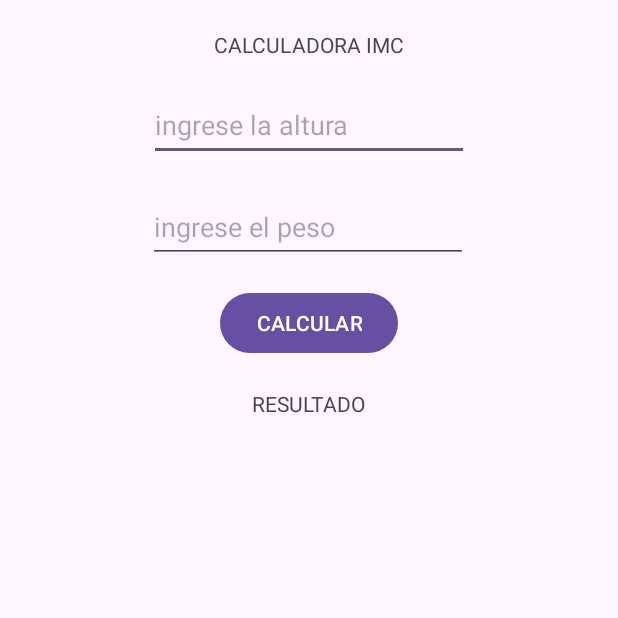
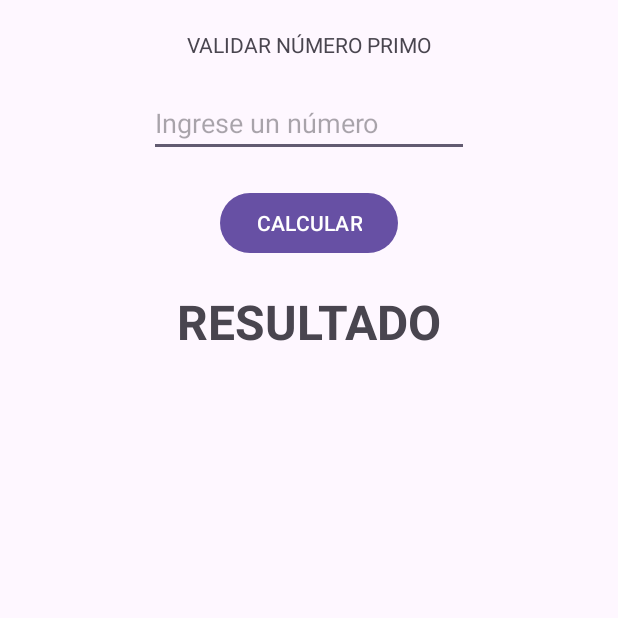
Before and after one commit to Josue-GIT/AppForm, an Android app: the screen it shows after launch (ImcActivity before the commit, PrimosActivity after it), on a phone screen of 412 x 824 dp, the top half of it. Run offline under Robolectric (Android 15) with nearby library versions, the phone set to English and light mode, and no system bars.

Commit message:
first commit

```diff
--- a/app/src/main/AndroidManifest.xml
+++ b/app/src/main/AndroidManifest.xml
@@ -13,9 +13,8 @@
         android:theme="@style/Theme.AppFormularios"
         tools:targetApi="31">
         <activity
-            android:name=".ImcActivity"
-            android:exported="true"
-            >
+            android:name=".PrimosActivity"
+            android:exported="true" >
             <intent-filter>
                 <action android:name="android.intent.action.MAIN" />
 
@@ -23,10 +22,12 @@
             </intent-filter>
         </activity>
         <activity
+            android:name=".ImcActivity"
+            android:exported="false">
+        </activity>
+        <activity
             android:name=".MainActivity"
-            android:exported="false">
-
-        </activity>
+            android:exported="false"></activity>
     </application>
 
 </manifest>
--- /dev/null
+++ b/app/src/main/java/pe/edu/idat/appformularios/PrimosActivity.java
@@ -0,0 +1,43 @@
+    package pe.edu.idat.appformularios;
+
+import androidx.appcompat.app.AppCompatActivity;
+
+import android.os.Bundle;
+import android.view.View;
+
+import pe.edu.idat.appformularios.databinding.ActivityPrimosBinding;
+
+    public class PrimosActivity extends AppCompatActivity implements View.OnClickListener{
+
+    private ActivityPrimosBinding biding;
+
+    @Override
+    protected void onCreate(Bundle savedInstanceState) {
+        super.onCreate(savedInstanceState);
+        biding = ActivityPrimosBinding.inflate(getLayoutInflater());
+        setContentView(biding.getRoot());
+        biding.btncalcularprimo.setOnClickListener(this);
+    }
+
+        @Override
+        public void onClick(View view) {
+            Integer numero = Integer.parseInt(
+                    biding.etnumeroprimo.getText().toString()
+            );
+            String resultado =
+                    esPrimo(numero) ? "El número ingresado es PRIMO"
+                            : "El número ingresado NO es PRIMO";
+            biding.tvresultadoprimo.setText(resultado);
+        }
+
+        private Boolean esPrimo (Integer numero){
+            int contadorDiv = 0;
+            for(int i = 1; i <= numero; i++){
+                if((numero % i) == 0) {
+                    contadorDiv++;
+                }
+            }
+            return contadorDiv <= 2;
+        }
+
+    }
--- /dev/null
+++ b/app/src/main/res/layout/activity_primos.xml
@@ -0,0 +1,52 @@
+<?xml version="1.0" encoding="utf-8"?>
+<androidx.constraintlayout.widget.ConstraintLayout xmlns:android="http://schemas.android.com/apk/res/android"
+    xmlns:app="http://schemas.android.com/apk/res-auto"
+    xmlns:tools="http://schemas.android.com/tools"
+    android:layout_width="match_parent"
+    android:layout_height="match_parent"
+    tools:context=".PrimosActivity">
+
+    <TextView
+        android:id="@+id/textView"
+        android:layout_width="wrap_content"
+        android:layout_height="wrap_content"
+        android:layout_marginTop="20dp"
+        android:text="@string/valnumprimo"
+        app:layout_constraintEnd_toEndOf="parent"
+        app:layout_constraintStart_toStartOf="parent"
+        app:layout_constraintTop_toTopOf="parent" />
+
+    <EditText
+        android:id="@+id/etnumeroprimo"
+        android:layout_width="wrap_content"
+        android:layout_height="wrap_content"
+        android:layout_marginTop="20dp"
+        android:ems="10"
+        android:hint="@string/valnumero"
+        android:inputType="number"
+        app:layout_constraintEnd_toEndOf="parent"
+        app:layout_constraintStart_toStartOf="parent"
+        app:layout_constraintTop_toBottomOf="@+id/textView" />
+
+    <Button
+        android:id="@+id/btncalcularprimo"
+        android:layout_width="wrap_content"
+        android:layout_height="wrap_content"
+        android:layout_marginTop="20dp"
+        android:text="@string/valcalcular"
+        app:layout_constraintEnd_toEndOf="parent"
+        app:layout_constraintStart_toStartOf="parent"
+        app:layout_constraintTop_toBottomOf="@+id/etnumeroprimo" />
+
+    <TextView
+        android:id="@+id/tvresultadoprimo"
+        android:layout_width="wrap_content"
+        android:layout_height="wrap_content"
+        android:layout_marginTop="20dp"
+        android:text="@string/valresultado"
+        android:textSize="32sp"
+        android:textStyle="bold"
+        app:layout_constraintEnd_toEndOf="parent"
+        app:layout_constraintStart_toStartOf="parent"
+        app:layout_constraintTop_toBottomOf="@+id/btncalcularprimo" />
+</androidx.constraintlayout.widget.ConstraintLayout>
--- a/app/src/main/res/values/strings.xml
+++ b/app/src/main/res/values/strings.xml
@@ -8,4 +8,6 @@
     <string name="valaltura">ingrese la altura</string>
     <string name="valpeso">ingrese el peso</string>
     <string name="valresultado">RESULTADO</string>
+    <string name="valnumprimo">VALIDAR NÚMERO PRIMO</string>
+    <string name="valnumeroprimo">INGRESE UN NÚMERO\n</string>
 </resources>
```
